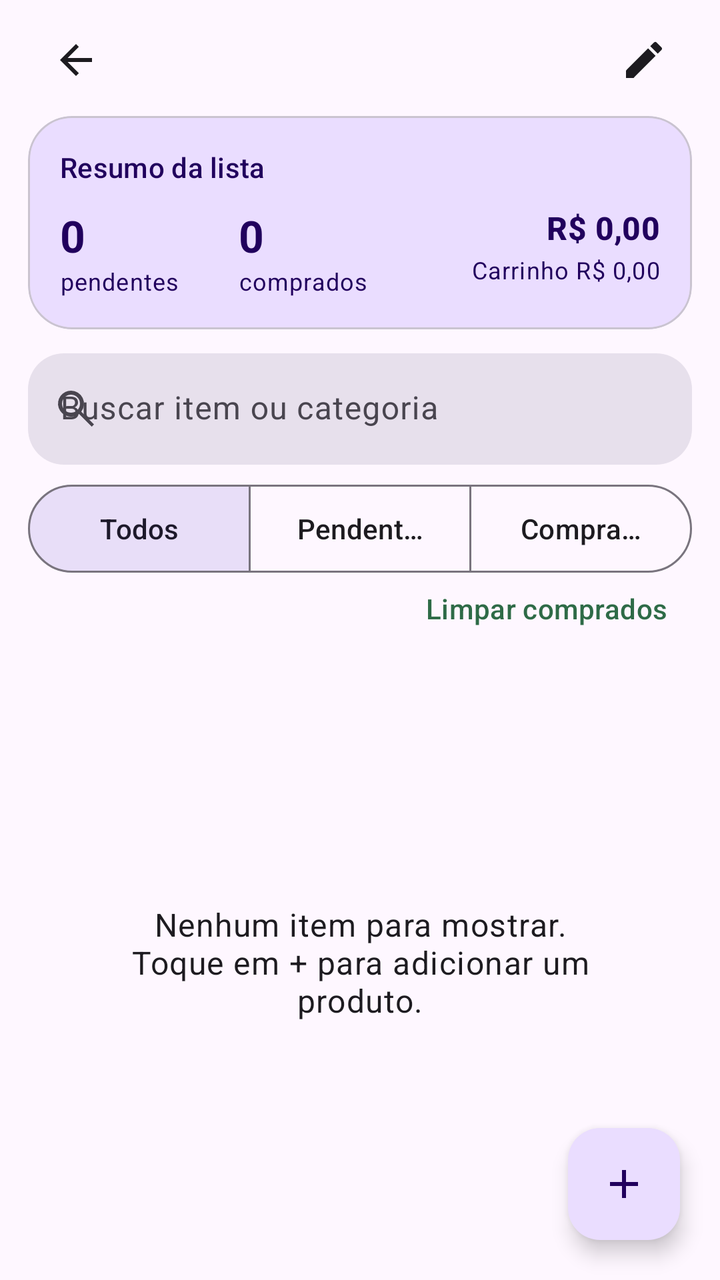
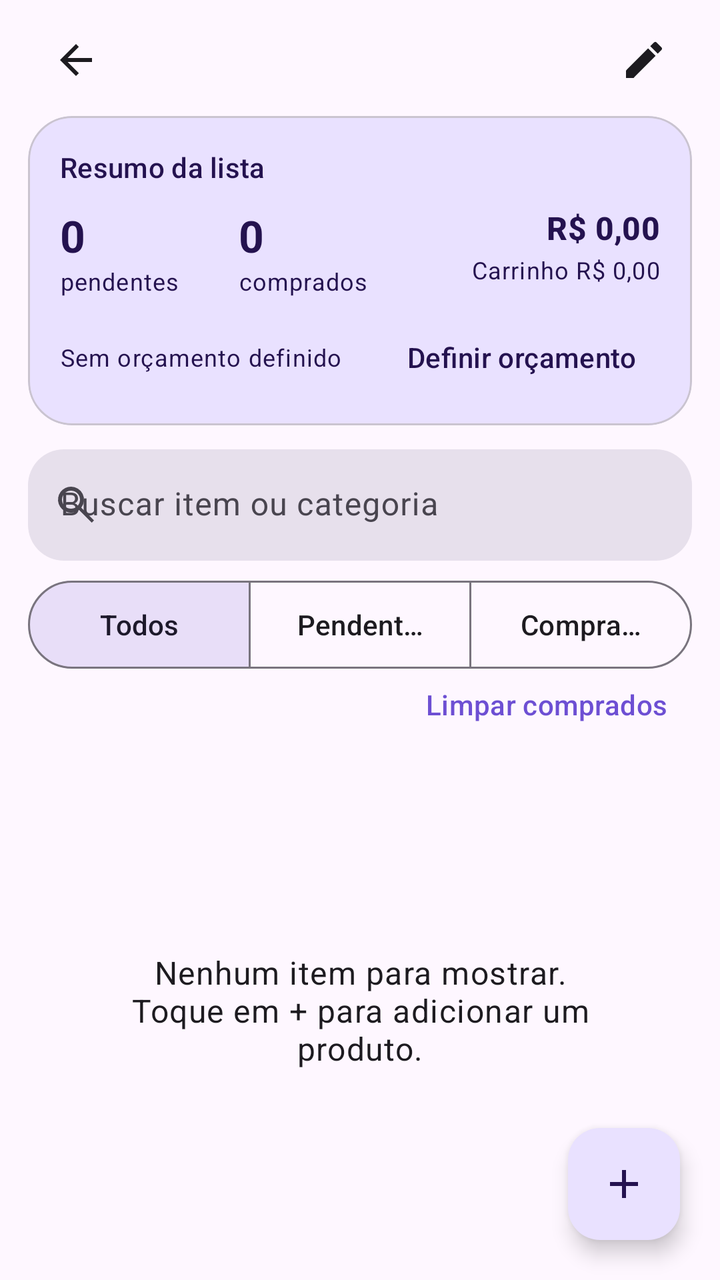

The first picture is an Android layout as it rendered before a commit; the second is the same layout after the commit. The layout source and the unified diff follow.
<!-- AndroidManifest.xml: application theme Theme.ListaMercado -->
<!-- res/layout/activity_list_detail.xml -->
<?xml version="1.0" encoding="utf-8"?>
<androidx.coordinatorlayout.widget.CoordinatorLayout xmlns:android="http://schemas.android.com/apk/res/android"
    xmlns:app="http://schemas.android.com/apk/res-auto"
    android:id="@+id/rootDetail"
    android:layout_width="match_parent"
    android:layout_height="match_parent"
    android:background="?attr/colorSurface">

    <LinearLayout
        android:layout_width="match_parent"
        android:layout_height="match_parent"
        android:orientation="vertical"
        android:paddingStart="14dp"
        android:paddingTop="6dp"
        android:paddingEnd="14dp">

        <LinearLayout
            android:layout_width="match_parent"
            android:layout_height="wrap_content"
            android:gravity="center_vertical"
            android:orientation="horizontal">

            <ImageButton
                android:id="@+id/buttonBack"
                android:layout_width="48dp"
                android:layout_height="48dp"
                android:background="?attr/selectableItemBackgroundBorderless"
                android:contentDescription="Voltar"
                android:padding="12dp"
                android:src="@drawable/ic_back" />

            <TextView
                android:id="@+id/textListTitle"
                android:layout_width="0dp"
                android:layout_height="wrap_content"
                android:layout_weight="1"
                android:ellipsize="end"
                android:maxLines="1"
                android:textAppearance="@style/TextAppearance.Material3.HeadlineSmall"
                android:textStyle="bold" />

            <ImageButton
                android:id="@+id/buttonRenameList"
                android:layout_width="48dp"
                android:layout_height="48dp"
                android:background="?attr/selectableItemBackgroundBorderless"
                android:contentDescription="Renomear lista"
                android:padding="12dp"
                android:src="@drawable/ic_edit" />
        </LinearLayout>

        <com.google.android.material.card.MaterialCardView
            android:layout_width="match_parent"
            android:layout_height="wrap_content"
            android:layout_marginTop="4dp"
            app:cardBackgroundColor="?attr/colorPrimaryContainer"
            app:cardCornerRadius="22dp"
            app:cardElevation="0dp">

            <LinearLayout
                android:layout_width="match_parent"
                android:layout_height="wrap_content"
                android:orientation="vertical"
                android:padding="16dp">

                <TextView
                    android:id="@+id/textListSummary"
                    android:layout_width="match_parent"
                    android:layout_height="wrap_content"
                    android:text="Resumo da lista"
                    android:textAppearance="@style/TextAppearance.Material3.LabelLarge"
                    android:textColor="?attr/colorOnPrimaryContainer" />

                <LinearLayout
                    android:layout_width="match_parent"
                    android:layout_height="wrap_content"
                    android:layout_marginTop="10dp"
                    android:orientation="horizontal">

                    <LinearLayout
                        android:layout_width="0dp"
                        android:layout_height="wrap_content"
                        android:layout_weight="1"
                        android:orientation="vertical">
                        <TextView android:id="@+id/textPendingCount" android:layout_width="wrap_content" android:layout_height="wrap_content" android:text="0" android:textAppearance="@style/TextAppearance.Material3.TitleLarge" android:textColor="?attr/colorOnPrimaryContainer" android:textStyle="bold" />
                        <TextView android:layout_width="wrap_content" android:layout_height="wrap_content" android:text="pendentes" android:textAppearance="@style/TextAppearance.Material3.BodySmall" android:textColor="?attr/colorOnPrimaryContainer" />
                    </LinearLayout>

                    <LinearLayout
                        android:layout_width="0dp"
                        android:layout_height="wrap_content"
                        android:layout_weight="1"
                        android:orientation="vertical">
                        <TextView android:id="@+id/textPurchasedCount" android:layout_width="wrap_content" android:layout_height="wrap_content" android:text="0" android:textAppearance="@style/TextAppearance.Material3.TitleLarge" android:textColor="?attr/colorOnPrimaryContainer" android:textStyle="bold" />
                        <TextView android:layout_width="wrap_content" android:layout_height="wrap_content" android:text="comprados" android:textAppearance="@style/TextAppearance.Material3.BodySmall" android:textColor="?attr/colorOnPrimaryContainer" />
                    </LinearLayout>

                    <LinearLayout
                        android:layout_width="0dp"
                        android:layout_height="wrap_content"
                        android:layout_weight="1.35"
                        android:gravity="end"
                        android:orientation="vertical">
                        <TextView android:id="@+id/textEstimatedTotal" android:layout_width="wrap_content" android:layout_height="wrap_content" android:gravity="end" android:text="R$ 0,00" android:textAppearance="@style/TextAppearance.Material3.TitleMedium" android:textColor="?attr/colorOnPrimaryContainer" android:textStyle="bold" />
                        <TextView android:id="@+id/textCartTotal" android:layout_width="wrap_content" android:layout_height="wrap_content" android:gravity="end" android:layout_marginTop="2dp" android:text="Carrinho R$ 0,00" android:textAppearance="@style/TextAppearance.Material3.BodySmall" android:textColor="?attr/colorOnPrimaryContainer" />
                    </LinearLayout>
                </LinearLayout>
            </LinearLayout>
        </com.google.android.material.card.MaterialCardView>

        <com.google.android.material.textfield.TextInputLayout
            style="@style/Widget.Material3.TextInputLayout.FilledBox"
            android:layout_width="match_parent"
            android:layout_height="wrap_content"
            android:layout_marginTop="12dp"
            android:hint="Buscar item ou categoria"
            app:boxBackgroundColor="?attr/colorSurfaceVariant"
            app:boxCornerRadiusBottomEnd="18dp"
            app:boxCornerRadiusBottomStart="18dp"
            app:boxCornerRadiusTopEnd="18dp"
            app:boxCornerRadiusTopStart="18dp"
            app:boxStrokeWidth="0dp"
            app:boxStrokeWidthFocused="0dp"
            app:startIconDrawable="@drawable/ic_search">

            <com.google.android.material.textfield.TextInputEditText
                android:id="@+id/inputSearchItems"
                android:layout_width="match_parent"
                android:layout_height="wrap_content"
                android:imeOptions="actionDone"
                android:inputType="text"
                android:maxLines="1" />
        </com.google.android.material.textfield.TextInputLayout>

        <com.google.android.material.button.MaterialButtonToggleGroup
            android:id="@+id/groupFilters"
            android:layout_width="match_parent"
            android:layout_height="44dp"
            android:layout_marginTop="10dp"
            app:checkedButton="@id/buttonAll"
            app:selectionRequired="true"
            app:singleSelection="true">

            <com.google.android.material.button.MaterialButton
                android:id="@+id/buttonAll"
                style="@style/Widget.Material3.Button.OutlinedButton"
                android:layout_width="0dp"
                android:layout_height="44dp"
                android:layout_weight="1"
                android:insetTop="0dp"
                android:insetBottom="0dp"
                android:minHeight="0dp"
                android:text="Todos" />

            <com.google.android.material.button.MaterialButton
                android:id="@+id/buttonPending"
                style="@style/Widget.Material3.Button.OutlinedButton"
                android:layout_width="0dp"
                android:layout_height="44dp"
                android:layout_weight="1"
                android:insetTop="0dp"
                android:insetBottom="0dp"
                android:minHeight="0dp"
                android:text="Pendentes" />

            <com.google.android.material.button.MaterialButton
                android:id="@+id/buttonPurchased"
                style="@style/Widget.Material3.Button.OutlinedButton"
                android:layout_width="0dp"
                android:layout_height="44dp"
                android:layout_weight="1"
                android:insetTop="0dp"
                android:insetBottom="0dp"
                android:minHeight="0dp"
                android:text="Comprados" />
        </com.google.android.material.button.MaterialButtonToggleGroup>

        <com.google.android.material.button.MaterialButton
            android:id="@+id/buttonClearPurchased"
            style="@style/Widget.Material3.Button.TextButton"
            android:layout_width="wrap_content"
            android:layout_height="36dp"
            android:layout_gravity="end"
            android:insetTop="0dp"
            android:insetBottom="0dp"
            android:minHeight="0dp"
            android:text="Limpar comprados" />

        <FrameLayout
            android:layout_width="match_parent"
            android:layout_height="0dp"
            android:layout_weight="1">

            <androidx.recyclerview.widget.RecyclerView
                android:id="@+id/recyclerItems"
                android:layout_width="match_parent"
                android:layout_height="match_parent"
                android:clipToPadding="false"
                android:paddingBottom="88dp" />

            <TextView
                android:id="@+id/textEmptyItems"
                android:layout_width="match_parent"
                android:layout_height="wrap_content"
                android:layout_gravity="center"
                android:gravity="center"
                android:padding="32dp"
                android:text="Nenhum item para mostrar.\nToque em + para adicionar um produto."
                android:textAppearance="@style/TextAppearance.Material3.BodyLarge" />
        </FrameLayout>
    </LinearLayout>

    <com.google.android.material.floatingactionbutton.FloatingActionButton
        android:id="@+id/fabAddItem"
        android:layout_width="wrap_content"
        android:layout_height="wrap_content"
        android:layout_gravity="bottom|end"
        android:layout_margin="20dp"
        android:contentDescription="Adicionar item"
        app:srcCompat="@drawable/ic_add" />
</androidx.coordinatorlayout.widget.CoordinatorLayout>
<!-- resources referenced by this layout -->
<resources>
  <!-- drawable ic_add (drawable) -->
  <vector xmlns:android="http://schemas.android.com/apk/res/android" android:width="24dp" android:height="24dp" android:viewportWidth="24" android:viewportHeight="24">
      <path android:fillColor="@android:color/white" android:pathData="M19,13h-6v6h-2v-6H5v-2h6V5h2v6h6v2z" />
  </vector>
  <!-- drawable ic_back (drawable) -->
  <vector xmlns:android="http://schemas.android.com/apk/res/android" android:width="24dp" android:height="24dp" android:viewportWidth="24" android:viewportHeight="24">
      <path android:fillColor="?attr/colorOnSurface" android:pathData="M20,11H7.83l5.59,-5.59L12,4l-8,8 8,8 1.42,-1.41L7.83,13H20v-2z" />
  </vector>
  <!-- drawable ic_edit (drawable) -->
  <vector xmlns:android="http://schemas.android.com/apk/res/android" android:width="24dp" android:height="24dp" android:viewportWidth="24" android:viewportHeight="24">
      <path android:fillColor="?attr/colorOnSurface" android:pathData="M3,17.25V21h3.75L17.81,9.94l-3.75,-3.75L3,17.25zM20.71,7.04c0.39,-0.39 0.39,-1.02 0,-1.41l-2.34,-2.34a0.9959,0.9959 0,0 0,-1.41,0l-1.83,1.83 3.75,3.75 1.83,-1.83z" />
  </vector>
  <!-- drawable ic_search (drawable) -->
  <vector xmlns:android="http://schemas.android.com/apk/res/android"
      android:width="24dp"
      android:height="24dp"
      android:viewportWidth="24"
      android:viewportHeight="24">
      <path
          android:fillColor="#FF000000"
          android:pathData="M9.5,3a6.5,6.5 0,1 0,3.98 11.64L19.85,21 21,19.85l-6.36,-6.37A6.5,6.5 0,0 0,9.5,3zM9.5,5a4.5,4.5 0,1 1,0 9,4.5 4.5,0 0,1 0,-9z" />
  </vector>
  <style name="Theme.ListaMercado" parent="Theme.Material3.DayNight.NoActionBar">
          <item name="colorPrimary">@color/seed</item>
          <item name="android:navigationBarColor">?attr/colorSurface</item>
          <item name="android:statusBarColor">?attr/colorSurface</item>
          <item name="android:windowLightStatusBar" tools:targetApi="m">true</item>
      </style>
  <color name="seed">#2E6B47</color>
</resources>

<!-- the commit's change to res/layout/activity_list_detail.xml (unified diff, before → after) -->
@@ -105,6 +105,46 @@
                         <TextView android:id="@+id/textCartTotal" android:layout_width="wrap_content" android:layout_height="wrap_content" android:gravity="end" android:layout_marginTop="2dp" android:text="Carrinho R$ 0,00" android:textAppearance="@style/TextAppearance.Material3.BodySmall" android:textColor="?attr/colorOnPrimaryContainer" />
                     </LinearLayout>
                 </LinearLayout>
+
+                <LinearLayout
+                    android:layout_width="match_parent"
+                    android:layout_height="wrap_content"
+                    android:layout_marginTop="12dp"
+                    android:gravity="center_vertical"
+                    android:orientation="horizontal">
+
+                    <TextView
+                        android:id="@+id/textBudgetStatus"
+                        android:layout_width="0dp"
+                        android:layout_height="wrap_content"
+                        android:layout_weight="1"
+                        android:text="Sem orçamento definido"
+                        android:textAppearance="@style/TextAppearance.Material3.BodySmall"
+                        android:textColor="?attr/colorOnPrimaryContainer" />
+
+                    <com.google.android.material.button.MaterialButton
+                        android:id="@+id/buttonBudget"
+                        style="@style/Widget.Material3.Button.TextButton"
+                        android:layout_width="wrap_content"
+                        android:layout_height="36dp"
+                        android:insetTop="0dp"
+                        android:insetBottom="0dp"
+                        android:minHeight="0dp"
+                        android:text="Definir orçamento"
+                        android:textColor="?attr/colorOnPrimaryContainer" />
+                </LinearLayout>
+
+                <com.google.android.material.progressindicator.LinearProgressIndicator
+                    android:id="@+id/progressBudget"
+                    android:layout_width="match_parent"
+                    android:layout_height="wrap_content"
+                    android:layout_marginTop="6dp"
+                    android:max="100"
+                    android:visibility="gone"
+                    app:indicatorColor="?attr/colorOnPrimaryContainer"
+                    app:trackColor="?attr/colorSurfaceVariant"
+                    app:trackCornerRadius="4dp"
+                    app:trackThickness="6dp" />
             </LinearLayout>
         </com.google.android.material.card.MaterialCardView>
 
<!-- resource entries referenced after the edit -->
@@ -23,11 +23,25 @@
           android:pathData="M9.5,3a6.5,6.5 0,1 0,3.98 11.64L19.85,21 21,19.85l-6.36,-6.37A6.5,6.5 0,0 0,9.5,3zM9.5,5a4.5,4.5 0,1 1,0 9,4.5 4.5,0 0,1 0,-9z" />
   </vector>
   <style name="Theme.ListaMercado" parent="Theme.Material3.DayNight.NoActionBar">
-          <item name="colorPrimary">@color/seed</item>
+          <item name="colorPrimary">@color/primary</item>
+          <item name="colorOnPrimary">@color/on_primary</item>
+          <item name="colorPrimaryContainer">@color/primary_container</item>
+          <item name="colorOnPrimaryContainer">@color/on_primary_container</item>
+          <item name="colorSecondary">@color/secondary</item>
+          <item name="colorOnSecondary">@color/on_secondary</item>
+          <item name="colorSecondaryContainer">@color/secondary_container</item>
+          <item name="colorOnSecondaryContainer">@color/on_secondary_container</item>
           <item name="android:navigationBarColor">?attr/colorSurface</item>
           <item name="android:statusBarColor">?attr/colorSurface</item>
           <item name="android:windowLightStatusBar" tools:targetApi="m">true</item>
       </style>
-  <color name="seed">#2E6B47</color>
+  <color name="primary">#6D4FD3</color>
+  <color name="on_primary">#FFFFFF</color>
+  <color name="primary_container">#E9E1FF</color>
+  <color name="on_primary_container">#24124F</color>
+  <color name="secondary">#625B71</color>
+  <color name="on_secondary">#FFFFFF</color>
+  <color name="secondary_container">#E8DEF8</color>
+  <color name="on_secondary_container">#1D192B</color>
 </resources>
 
